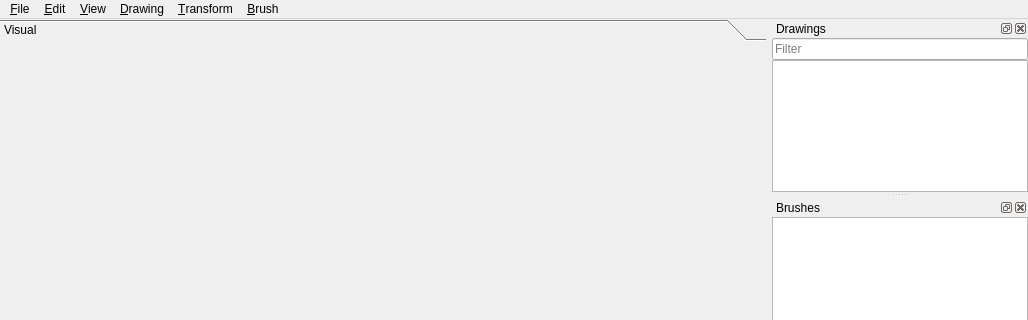
The window that ImagingS/Gui/uic/MainWindow.ui (StardustDL/ImagingS) describes before a commit, drawn with Qt 5; both pictures show x 0 to 1028 and y 0 to 320 of the 1028 by 717 pixel window.
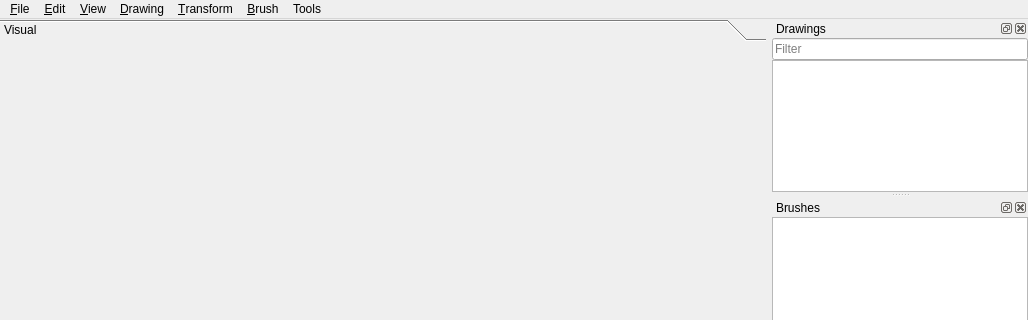
The same window after the commit.

The edit to the form file:
```diff
--- a/ImagingS/Gui/uic/MainWindow.ui
+++ b/ImagingS/Gui/uic/MainWindow.ui
@@ -153,12 +153,18 @@
     </property>
     <addaction name="actBrushSolid"/>
    </widget>
+   <widget class="QMenu" name="mnuTools">
+    <property name="title">
+     <string>Tools</string>
+    </property>
+   </widget>
    <addaction name="mnuFile"/>
    <addaction name="mnuEdit"/>
    <addaction name="mnuView"/>
    <addaction name="mnuDrawing"/>
    <addaction name="mnuTransform"/>
    <addaction name="mnuBrush"/>
+   <addaction name="mnuTools"/>
   </widget>
   <widget class="QStatusBar" name="stbMain"/>
   <widget class="QDockWidget" name="dwgDrawings">
```
Left out of the diff: 5 changed lines with no effect on the pictures.
